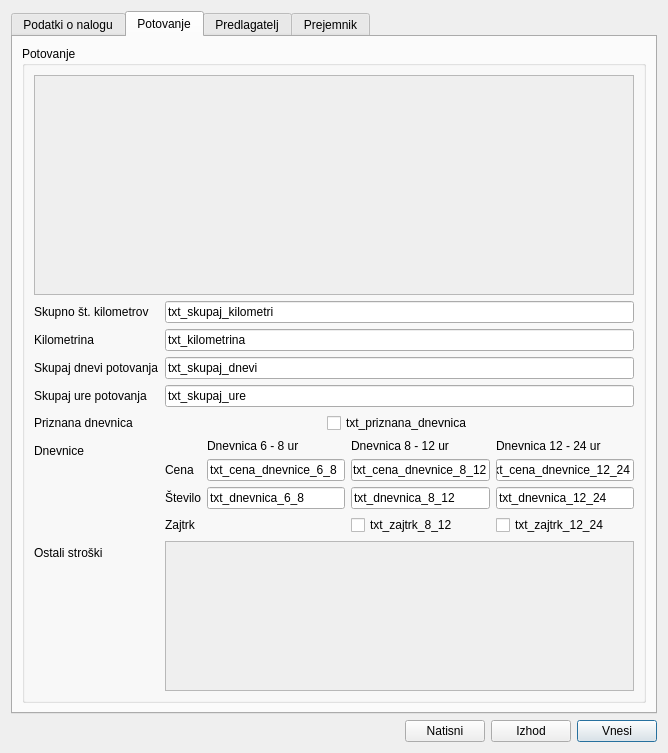
Old version of the form potninalogi.ui in the repository bubi-luka/BubiRacun.
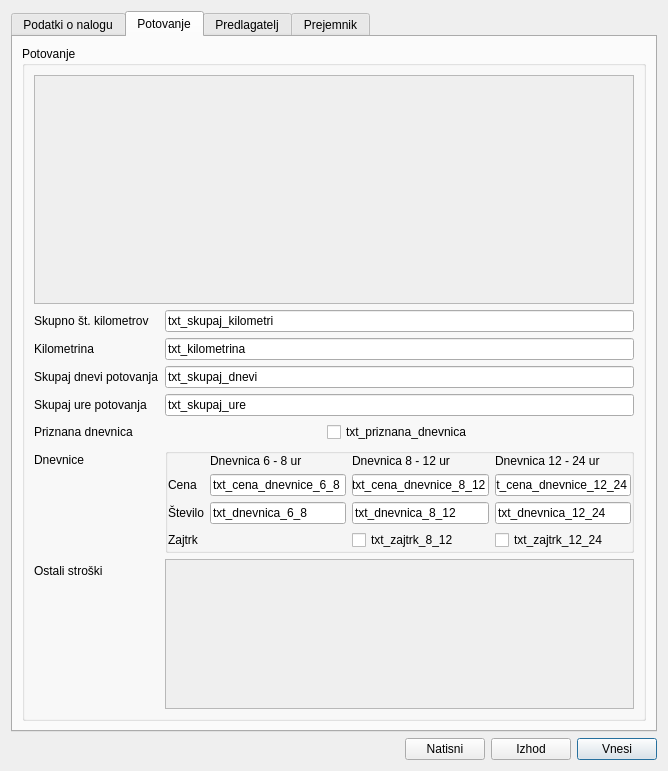
New version of the form. The open tabs and pages were chosen to show the change.

Commit message:
Dnevnica pri potnih nalogih ni vedno označena
Privzeta nastavitev za priznano dnevnico je odkljukana. Ob nepriznani
dnevnici, ko ni bilo uresničene nobene dnevnice, ... se omenjena polja
tudi skrijejo.
Popravljen izbris potnega naloga (pravilno izbriše potovanje).

```diff
--- a/potninalogi.ui
+++ b/potninalogi.ui
@@ -10,7 +10,7 @@
     <x>0</x>
     <y>0</y>
     <width>666</width>
-    <height>753</height>
+    <height>771</height>
    </rect>
   </property>
   <property name="windowTitle">
@@ -20,7 +20,7 @@
    <item>
     <widget class="QTabWidget" name="tab_potni_stroski">
      <property name="currentIndex">
-      <number>0</number>
+      <number>1</number>
      </property>
      <widget class="QWidget" name="tab_podatki">
       <attribute name="title">
@@ -290,8 +290,8 @@
          <property name="title">
           <string>Potovanje</string>
          </property>
-         <layout class="QGridLayout" name="gridLayout_4">
-          <item row="0" column="0">
+         <layout class="QVBoxLayout" name="verticalLayout_7">
+          <item>
            <widget class="QScrollArea" name="wid_pot">
             <property name="minimumSize">
              <size>
@@ -314,7 +314,7 @@
             </widget>
            </widget>
           </item>
-          <item row="1" column="0">
+          <item>
            <layout class="QFormLayout" name="formLayout_4">
             <property name="fieldGrowthPolicy">
              <enum>QFormLayout::AllNonFixedFieldsGrow</enum>
@@ -419,16 +419,6 @@
               </item>
              </layout>
             </item>
-            <item row="6" column="0">
-             <widget class="QLabel" name="label_19">
-              <property name="text">
-               <string>Dnevnice</string>
-              </property>
-              <property name="alignment">
-               <set>Qt::AlignLeading|Qt::AlignLeft|Qt::AlignVCenter</set>
-              </property>
-             </widget>
-            </item>
             <item row="8" column="0">
              <widget class="QLabel" name="label_20">
               <property name="text">
@@ -460,6 +450,18 @@
              </widget>
             </item>
             <item row="6" column="1">
+             <widget class="QGroupBox" name="gb_dnevnica">
+              <property name="title">
+               <string/>
+              </property>
+              <property name="checkable">
+               <bool>false</bool>
+              </property>
+              <layout class="QGridLayout" name="gridLayout_4">
+               <property name="margin">
+                <number>0</number>
+               </property>
+               <item row="0" column="0">
              <layout class="QGridLayout" name="gridLayout_8">
               <item row="2" column="1">
                <widget class="QLineEdit" name="txt_dnevnica_6_8">
@@ -563,6 +565,19 @@
                </widget>
               </item>
              </layout>
+               </item>
+              </layout>
+             </widget>
+            </item>
+            <item row="6" column="0">
+             <widget class="QLabel" name="label_19">
+              <property name="text">
+               <string>Dnevnice</string>
+              </property>
+              <property name="alignment">
+               <set>Qt::AlignLeading|Qt::AlignLeft|Qt::AlignVCenter</set>
+              </property>
+             </widget>
             </item>
            </layout>
           </item>
```
Lines whose indentation alone changed are shown as unchanged. The commit also changes 2 other files.
